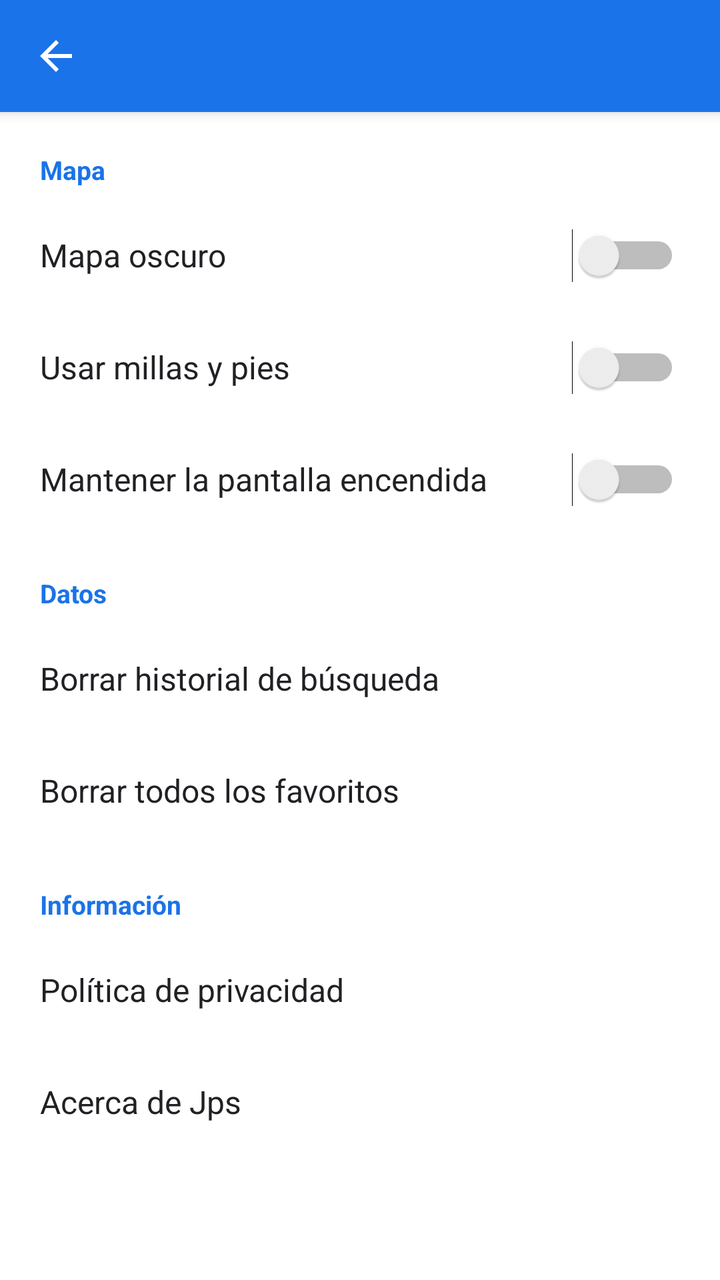
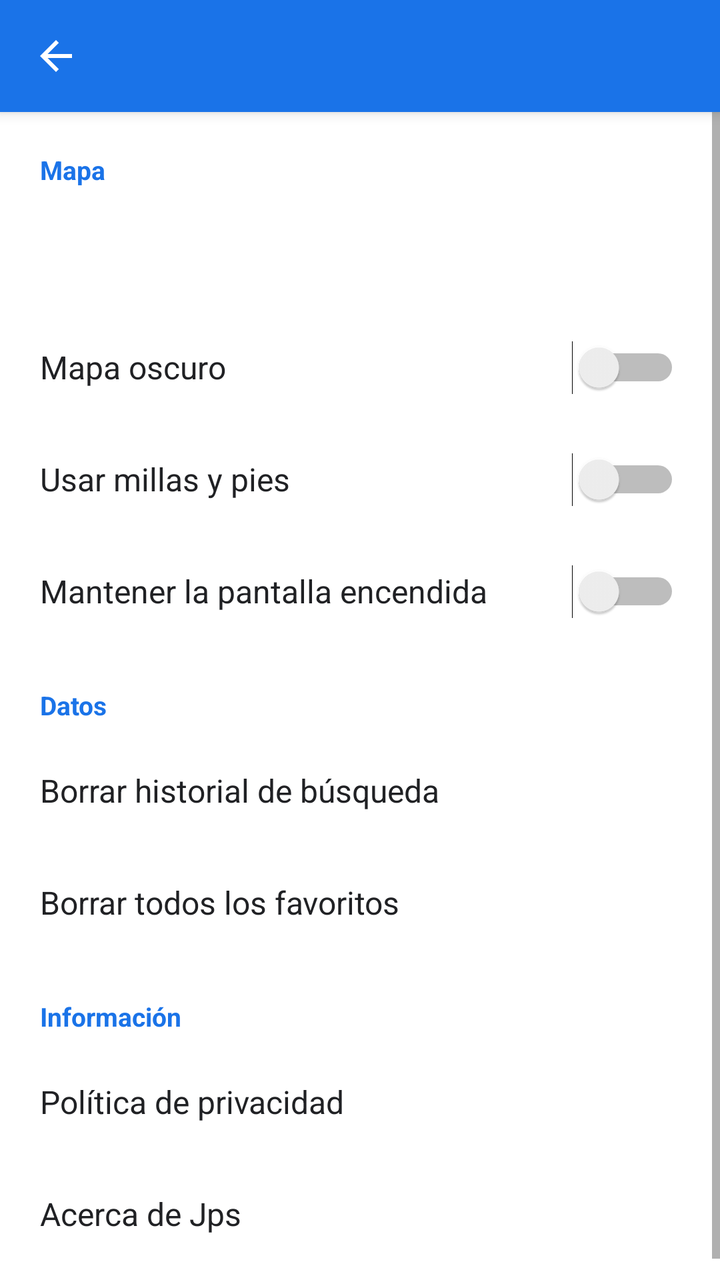

An Android layout rendered at two revisions. The XML below is the earlier revision; the diff shows what the commit changed to produce the second picture.
<!-- AndroidManifest.xml: application theme Theme.Jps -->
<!-- res/layout/activity_settings.xml -->
<?xml version="1.0" encoding="utf-8"?>
<LinearLayout xmlns:android="http://schemas.android.com/apk/res/android"
    android:layout_width="match_parent"
    android:layout_height="match_parent"
    android:orientation="vertical">

    <include layout="@layout/view_header" />

    <ScrollView
        android:layout_width="match_parent"
        android:layout_height="0dp"
        android:layout_weight="1">

        <LinearLayout
            android:layout_width="match_parent"
            android:layout_height="wrap_content"
            android:orientation="vertical"
            android:paddingBottom="16dp">

            <TextView
                style="@style/SectionTitle"
                android:text="@string/settings_map" />

            <Switch
                android:id="@+id/sw_dark"
                style="@style/SettingRow"
                android:text="@string/setting_dark" />

            <Switch
                android:id="@+id/sw_imperial"
                style="@style/SettingRow"
                android:text="@string/setting_imperial" />

            <Switch
                android:id="@+id/sw_keep_on"
                style="@style/SettingRow"
                android:text="@string/setting_keep_on" />

            <TextView
                style="@style/SectionTitle"
                android:text="@string/settings_data" />

            <TextView
                android:id="@+id/row_clear_history"
                style="@style/SettingRow"
                android:text="@string/clear_history" />

            <TextView
                android:id="@+id/row_clear_favorites"
                style="@style/SettingRow"
                android:text="@string/clear_favorites" />

            <TextView
                style="@style/SectionTitle"
                android:text="@string/settings_info" />

            <TextView
                android:id="@+id/row_privacy"
                style="@style/SettingRow"
                android:text="@string/privacy_title" />

            <TextView
                android:id="@+id/row_about"
                style="@style/SettingRow"
                android:text="@string/about_title" />
        </LinearLayout>
    </ScrollView>
</LinearLayout>
<!-- res/layout/view_header.xml (included above) -->
<?xml version="1.0" encoding="utf-8"?>
<LinearLayout xmlns:android="http://schemas.android.com/apk/res/android"
    android:layout_width="match_parent"
    android:layout_height="56dp"
    android:background="@color/primary"
    android:elevation="4dp"
    android:gravity="center_vertical"
    android:orientation="horizontal">

    <ImageButton
        android:id="@+id/btn_back"
        android:layout_width="56dp"
        android:layout_height="56dp"
        android:background="?android:attr/selectableItemBackgroundBorderless"
        android:contentDescription="@string/back"
        android:src="@drawable/ic_arrow_back" />

    <TextView
        android:id="@+id/header_title"
        android:layout_width="wrap_content"
        android:layout_height="wrap_content"
        android:textColor="#FFFFFF"
        android:textSize="20sp"
        android:textStyle="bold" />
</LinearLayout>
<!-- resources referenced by this layout -->
<resources>
  <color name="primary">#1A73E8</color>
  <!-- drawable ic_arrow_back (drawable) -->
  <?xml version="1.0" encoding="utf-8"?>
  <vector xmlns:android="http://schemas.android.com/apk/res/android"
      android:width="24dp"
      android:height="24dp"
      android:viewportWidth="24"
      android:viewportHeight="24">
      <path
          android:fillColor="#FFFFFF"
          android:pathData="M20,11H7.83l5.59,-5.59L12,4l-8,8 8,8 1.41,-1.41L7.83,13H20v-2z" />
  </vector>
  <string name="about_title">Acerca de Jps</string>
  <string name="back">Atrás</string>
  <string name="clear_favorites">Borrar todos los favoritos</string>
  <string name="clear_history">Borrar historial de búsqueda</string>
  <string name="privacy_title">Política de privacidad</string>
  <string name="setting_dark">Mapa oscuro</string>
  <string name="setting_imperial">Usar millas y pies</string>
  <string name="setting_keep_on">Mantener la pantalla encendida</string>
  <string name="settings_data">Datos</string>
  <string name="settings_info">Información</string>
  <string name="settings_map">Mapa</string>
  <style name="SectionTitle">
          <item name="android:layout_width">match_parent</item>
          <item name="android:layout_height">wrap_content</item>
          <item name="android:paddingStart">20dp</item>
          <item name="android:paddingEnd">20dp</item>
          <item name="android:paddingTop">20dp</item>
          <item name="android:paddingBottom">6dp</item>
          <item name="android:textColor">@color/primary</item>
          <item name="android:textSize">13sp</item>
          <item name="android:textStyle">bold</item>
      </style>
  <style name="SettingRow">
          <item name="android:layout_width">match_parent</item>
          <item name="android:layout_height">wrap_content</item>
          <item name="android:background">?android:attr/selectableItemBackground</item>
          <item name="android:minHeight">56dp</item>
          <item name="android:gravity">center_vertical</item>
          <item name="android:paddingStart">20dp</item>
          <item name="android:paddingEnd">20dp</item>
          <item name="android:textColor">@color/text_primary</item>
          <item name="android:textSize">16sp</item>
      </style>
  <style name="Theme.Jps" parent="@android:style/Theme.Material.Light.NoActionBar">
          <item name="android:colorPrimary">@color/primary</item>
          <item name="android:colorPrimaryDark">@color/primary_dark</item>
          <item name="android:colorAccent">@color/primary</item>
          <item name="android:statusBarColor">@color/primary_dark</item>
          <item name="android:windowBackground">@color/surface</item>
          <item name="android:textColorLink">@color/primary</item>
      </style>
  <color name="text_primary">#202124</color>
  <color name="primary_dark">#1557B0</color>
  <color name="surface">#FFFFFF</color>
</resources>

<!-- the commit's change to res/layout/activity_settings.xml (unified diff, before → after) -->
@@ -20,6 +20,12 @@
             <TextView
                 style="@style/SectionTitle"
                 android:text="@string/settings_map" />
+
+            <TextView
+                android:id="@+id/row_map_source"
+                style="@style/SettingRow"
+                android:paddingTop="10dp"
+                android:paddingBottom="10dp" />
 
             <Switch
                 android:id="@+id/sw_dark"
